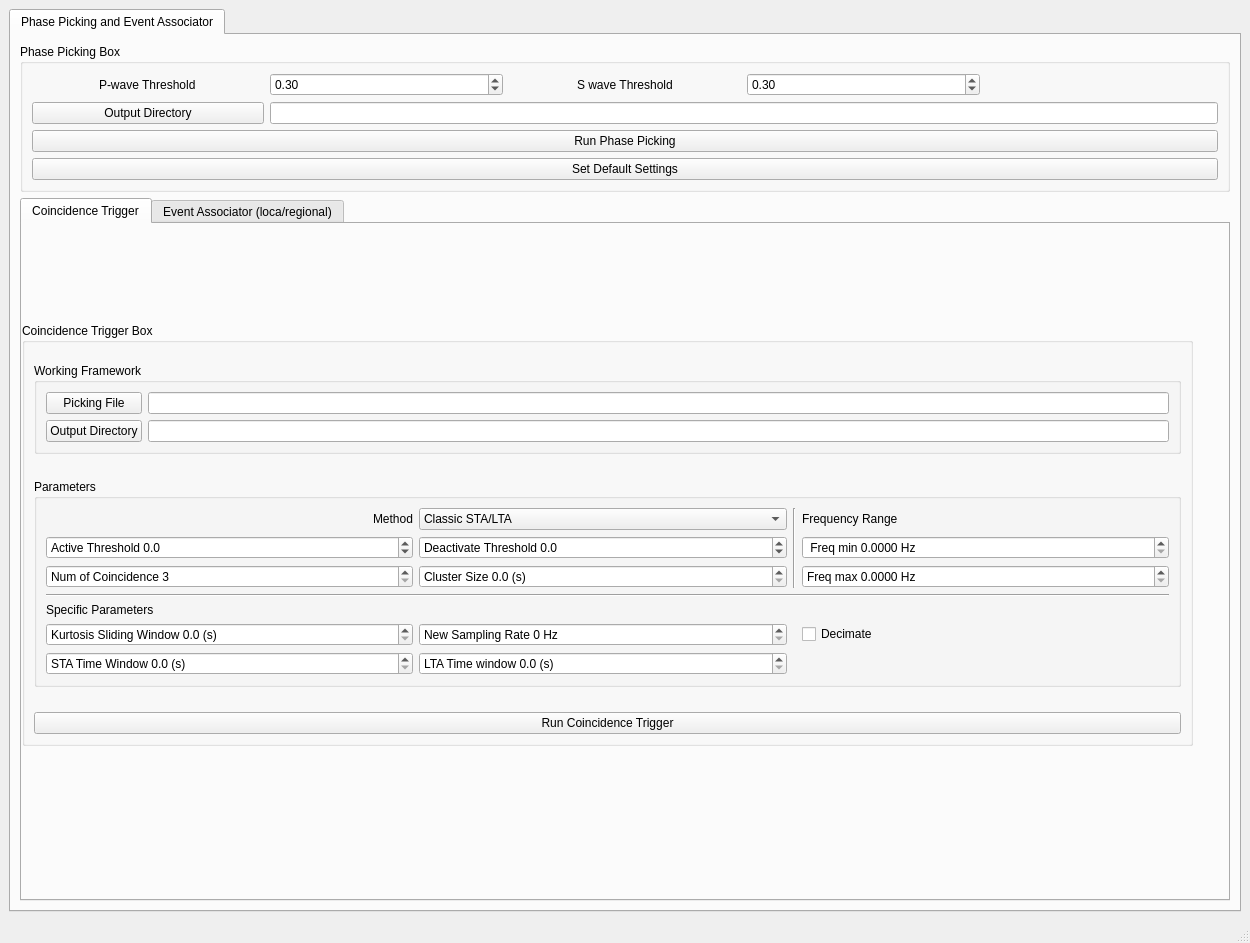
ProjectISP/ISP, file isp/resources/designer_uis/Autopick.ui: the form before one commit.
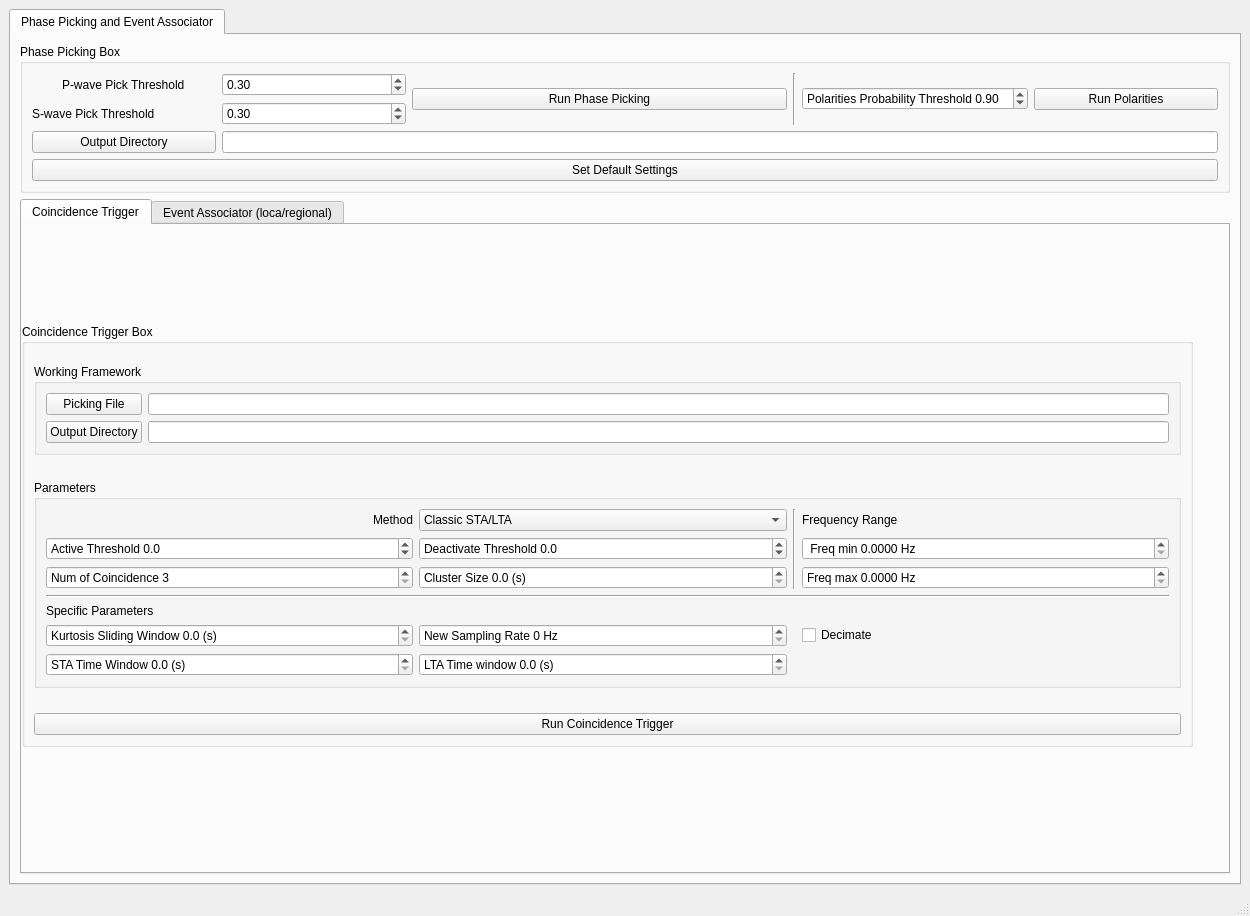
The form after the commit. Icons and pictures are not drawn.

Commit message: Incorporated First Polarity action. Needs to solve the header pick issue

What changed in the file:
```diff
--- a/isp/resources/designer_uis/Autopick.ui
+++ b/isp/resources/designer_uis/Autopick.ui
@@ -7,7 +7,7 @@
     <x>0</x>
     <y>0</y>
     <width>1250</width>
-    <height>943</height>
+    <height>916</height>
    </rect>
   </property>
   <property name="windowTitle">
@@ -49,33 +49,57 @@
           <layout class="QGridLayout" name="gridLayout_27">
            <item row="0" column="0">
             <layout class="QGridLayout" name="gridLayout_24">
-             <item row="1" column="3">
-              <widget class="QDoubleSpinBox" name="s_wave_picking_thresholdDB">
-               <property name="decimals">
-                <number>2</number>
+             <item row="3" column="1" colspan="6">
+              <widget class="QLineEdit" name="picking_LE"/>
+             </item>
+             <item row="1" column="6" rowspan="2">
+              <widget class="QPushButton" name="runPolaritiesBtn">
+               <property name="text">
+                <string>Run Polarities</string>
                </property>
-               <property name="maximum">
-                <double>1.000000000000000</double>
+              </widget>
+             </item>
+             <item row="1" column="0" alignment="Qt::AlignHCenter">
+              <widget class="QLabel" name="label_54">
+               <property name="text">
+                <string>P-wave Pick Threshold</string>
                </property>
-               <property name="value">
-                <double>0.300000000000000</double>
-               </property>
               </widget>
              </item>
-             <item row="1" column="2" alignment="Qt::AlignHCenter">
-              <widget class="QLabel" name="label_55">
+             <item row="6" column="0" colspan="7">
+              <widget class="QPushButton" name="setDefaultPickPath">
                <property name="text">
-                <string>S wave Threshold</string>
+                <string>Set Default Settings</string>
                </property>
               </widget>
              </item>
              <item row="2" column="0">
+              <widget class="QLabel" name="label_55">
+               <property name="text">
+                <string>S-wave Pick Threshold</string>
+               </property>
+              </widget>
+             </item>
+             <item row="3" column="0">
               <widget class="QPushButton" name="output_path_pickBtn">
                <property name="text">
                 <string>Output Directory</string>
                </property>
               </widget>
              </item>
+             <item row="2" column="1">
+              <widget class="QDoubleSpinBox" name="s_wave_picking_thresholdDB">
+               <property name="decimals">
+                <number>2</number>
+               </property>
+               <property name="maximum">
+                <double>1.000000000000000</double>
+               </property>
+               <property name="value">
+                <double>0.300000000000000</double>
+               </property>
+              </widget>
+             </item>
              <item row="1" column="1">
               <widget class="QDoubleSpinBox" name="p_wave_picking_thresholdDB">
                <property name="decimals">
@@ -89,30 +113,30 @@
                </property>
               </widget>
              </item>
-             <item row="1" column="0" alignment="Qt::AlignHCenter">
-              <widget class="QLabel" name="label_54">
-               <property name="text">
-                <string>P-wave Threshold</string>
+             <item row="1" column="5" rowspan="2">
+              <widget class="QDoubleSpinBox" name="polaritiesProbDB">
+               <property name="prefix">
+                <string>Polarities Probability Threshold </string>
                </property>
+               <property name="value">
+                <double>0.900000000000000</double>
+               </property>
               </widget>
              </item>
-             <item row="4" column="0" colspan="5">
+             <item row="1" column="4" rowspan="2">
+              <widget class="Line" name="line_4">
+               <property name="orientation">
+                <enum>Qt::Vertical</enum>
+               </property>
+              </widget>
+             </item>
+             <item row="1" column="2" rowspan="2" colspan="2">
               <widget class="QPushButton" name="phasenetBtn">
                <property name="text">
                 <string>Run Phase Picking</string>
                </property>
               </widget>
              </item>
-             <item row="2" column="1" colspan="4">
-              <widget class="QLineEdit" name="picking_LE"/>
-             </item>
-             <item row="5" column="0" colspan="5">
-              <widget class="QPushButton" name="setDefaultPickPath">
-               <property name="text">
-                <string>Set Default Settings</string>
-               </property>
-              </widget>
-             </item>
             </layout>
            </item>
           </layout>
```
The commit also changes 3 other files.
